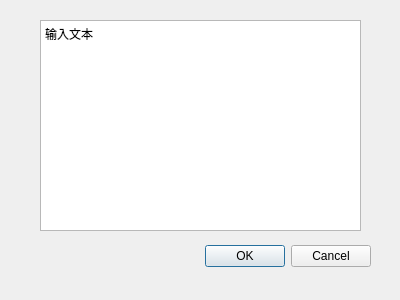
Before: the Qt Designer form WordListGUI/dialog.ui in dingfen/SoftwareWordList, drawn with Qt 5.
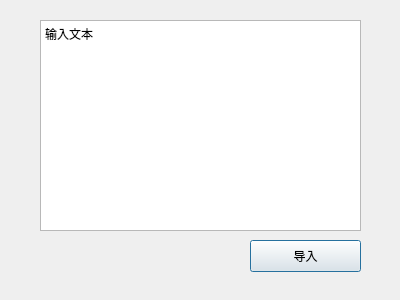
After: the same form once the commit is applied.

Diff of the .ui file:
```diff
--- a/WordListGUI/dialog.ui
+++ b/WordListGUI/dialog.ui
@@ -13,22 +13,6 @@
   <property name="windowTitle">
    <string>Dialog</string>
   </property>
-  <widget class="QDialogButtonBox" name="buttonBox">
-   <property name="geometry">
-    <rect>
-     <x>30</x>
-     <y>240</y>
-     <width>341</width>
-     <height>32</height>
-    </rect>
-   </property>
-   <property name="orientation">
-    <enum>Qt::Horizontal</enum>
-   </property>
-   <property name="standardButtons">
-    <set>QDialogButtonBox::Cancel|QDialogButtonBox::Ok</set>
-   </property>
-  </widget>
   <widget class="QPlainTextEdit" name="plainTextEdit">
    <property name="geometry">
     <rect>
@@ -42,6 +26,19 @@
     <string>输入文本</string>
    </property>
   </widget>
+  <widget class="QPushButton" name="pushButton">
+   <property name="geometry">
+    <rect>
+     <x>250</x>
+     <y>240</y>
+     <width>111</width>
+     <height>32</height>
+    </rect>
+   </property>
+   <property name="text">
+    <string>导入</string>
+   </property>
+  </widget>
  </widget>
  <resources/>
  <connections>
```
Left out of the diff: 35 changed lines with no effect on the pictures.
